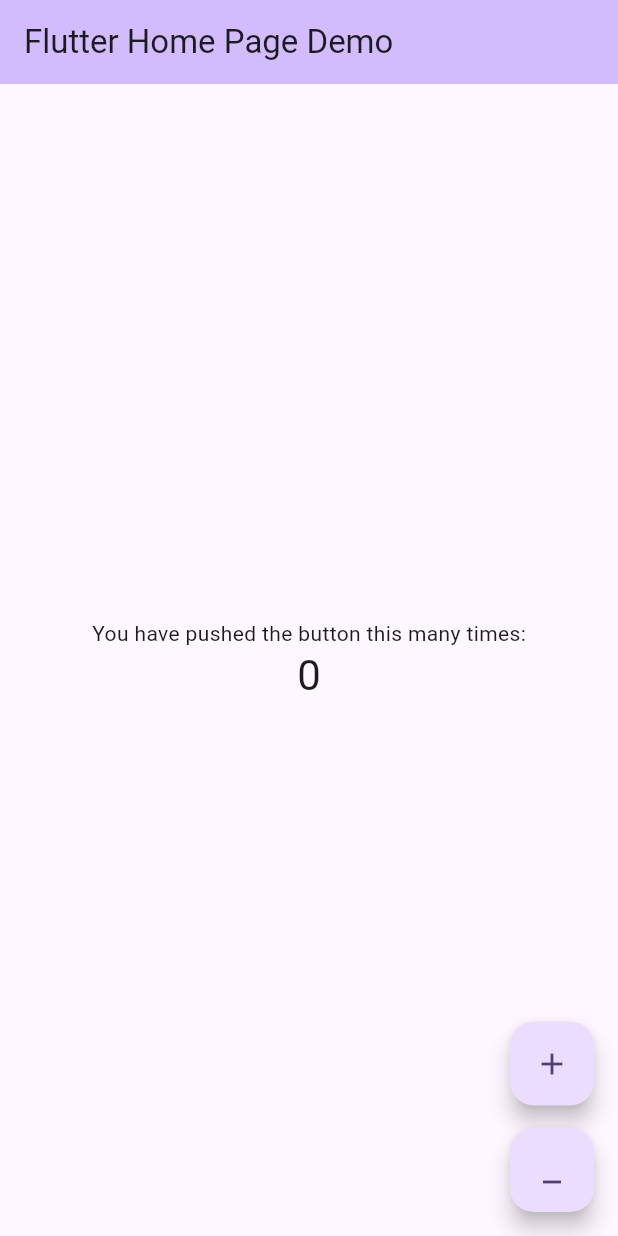
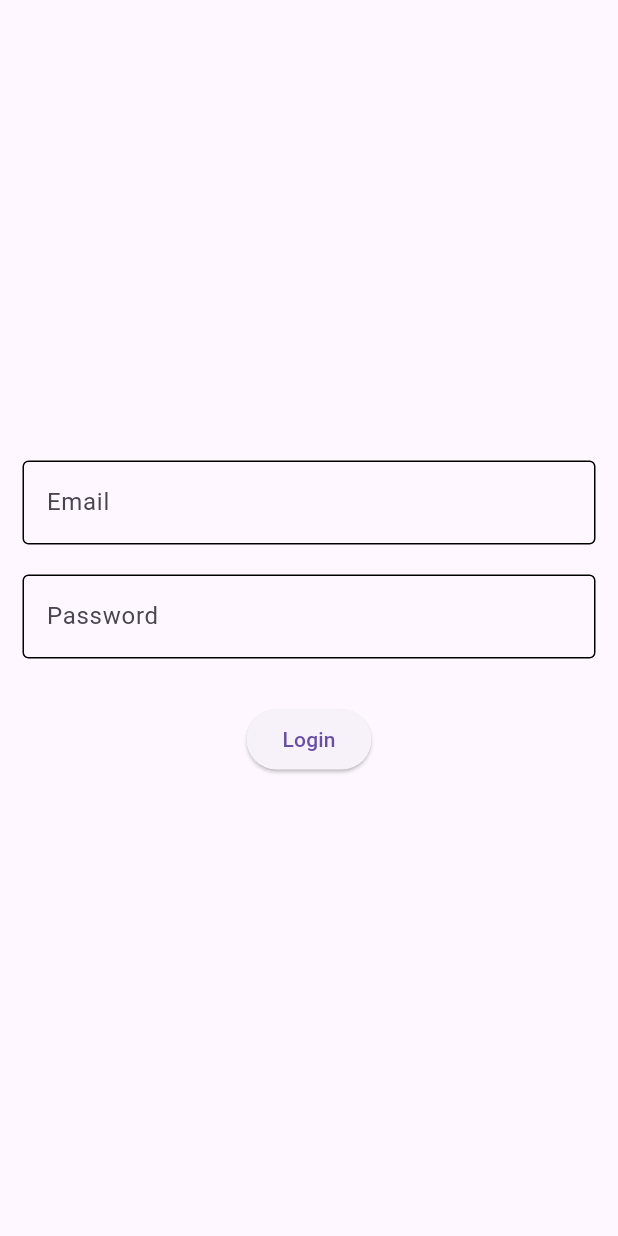
Before and after one commit to PankajCre04/Bloc, a Flutter app: the screen it shows after launch, on a phone screen of 412 x 824 dp. Run offline on Flutter 3.47's test engine with Material 3 defaults, Android fonts, the light colour scheme and no system bars; our stand-ins replace bloc, flutter_bloc.

Commit message:
Add files via upload
auth bloc

```diff
--- /dev/null
+++ b/lib/bloc/auth_bloc.dart
@@ -0,0 +1,28 @@
+import 'dart:async';
+
+import 'package:bloc/bloc.dart';
+import 'package:meta/meta.dart';
+
+part 'auth_event.dart';
+part 'auth_state.dart';
+
+class AuthBloc extends Bloc<AuthEvent, AuthState> {
+  AuthBloc() : super(AuthInitial()) {
+    on<AuthLoginButtonPresses>(_onAuthLoginButtonPressed);
+  }
+
+  void _onAuthLoginButtonPressed(
+      AuthLoginButtonPresses event, Emitter<AuthState> emit) async {
+    try {
+      emit(AuthLoading());
+      if (event.email.isEmpty || event.password.length < 6) {
+        return emit(AuthFailure("Uid not fetched"));
+      }
+      await Future.delayed(const Duration(seconds: 4), () {
+        return emit(AuthSuccess("Uid : 99737"));
+      });
+    } catch (error) {
+      return emit(AuthFailure("Uid not fetched"));
+    }
+  }
+}
--- /dev/null
+++ b/lib/bloc/auth_event.dart
@@ -0,0 +1,10 @@
+part of 'auth_bloc.dart';
+
+@immutable
+abstract class AuthEvent {}
+
+final class AuthLoginButtonPresses extends AuthEvent {
+  final String email;
+  final String password;
+  AuthLoginButtonPresses({required this.email, required this.password});
+}
--- /dev/null
+++ b/lib/bloc/auth_state.dart
@@ -0,0 +1,18 @@
+part of 'auth_bloc.dart';
+
+@immutable
+abstract class AuthState {}
+
+class AuthInitial extends AuthState {}
+
+class AuthSuccess extends AuthState {
+  final String msg;
+  AuthSuccess(this.msg);
+}
+
+class AuthFailure extends AuthState {
+  final String msg;
+  AuthFailure(this.msg);
+}
+
+class AuthLoading extends AuthState {}
--- /dev/null
+++ b/lib/login_screen.dart
@@ -0,0 +1,69 @@
+import 'package:flutter/material.dart';
+import 'package:flutter_bloc/flutter_bloc.dart';
+import 'package:mstblc/bloc/auth_bloc.dart';
+
+class LoginScreen extends StatelessWidget {
+  LoginScreen({super.key});
+
+  final TextEditingController _emailController = TextEditingController();
+  final TextEditingController _passwordController = TextEditingController();
+
+  @override
+  Widget build(BuildContext context) {
+    return Scaffold(
+      body: SizedBox(
+        width: double.infinity,
+        height: double.infinity,
+        child: Padding(
+          padding: const EdgeInsets.all(15.0),
+          child: Column(
+            mainAxisAlignment: MainAxisAlignment.center,
+            crossAxisAlignment: CrossAxisAlignment.center,
+            children: [
+              TextField(
+                controller: _emailController,
+                decoration: const InputDecoration(
+                  hintText: "Email",
+                  enabledBorder: OutlineInputBorder(),
+                  focusedBorder: OutlineInputBorder(),
+                ),
+              ),
+              const SizedBox(height: 20),
+              TextField(
+                controller: _passwordController,
+                decoration: const InputDecoration(
+                  hintText: "Password",
+                  enabledBorder: OutlineInputBorder(),
+                  focusedBorder: OutlineInputBorder(),
+                ),
+              ),
+              const SizedBox(height: 30),
+              BlocConsumer<AuthBloc, AuthState>(builder: (context, state) {
+                return ElevatedButton(
+                  onPressed: () {
+                    BlocProvider.of<AuthBloc>(context).add(
+                        AuthLoginButtonPresses(
+                            email: _emailController.text,
+                            password: _passwordController.text));
+                  },
+                  child: (state is AuthLoading)
+                      ? const CircularProgressIndicator()
+                      : const Text('Login'),
+                );
+              }, listener: (context, state) {
+                if (state is AuthFailure) {
+                  ScaffoldMessenger.of(context)
+                      .showSnackBar(SnackBar(content: Text(state.msg)));
+                }
+                if (state is AuthSuccess) {
+                  ScaffoldMessenger.of(context)
+                      .showSnackBar(SnackBar(content: Text(state.msg)));
+                }
+              })
+            ],
+          ),
+        ),
+      ),
+    );
+  }
+}
--- a/lib/main.dart
+++ b/lib/main.dart
@@ -1,9 +1,7 @@
 import 'package:flutter/material.dart';
 import 'package:flutter_bloc/flutter_bloc.dart';
-import 'package:mstblc/bloc/counter_bloc.dart';
-import 'package:mstblc/cubit/counter_cubit.dart';
-
-import 'home_page.dart';
+import 'package:mstblc/bloc/auth_bloc.dart';
+import 'package:mstblc/login_screen.dart';
 
 void main() {
   runApp(const MyApp());
@@ -14,18 +12,12 @@
 
   @override
   Widget build(BuildContext context) {
-    return MultiBlocProvider(
-      providers: [
-        BlocProvider(create: (_) => CounterBloc()),
-        BlocProvider(create: (_) => CounterCubit()),
-      ],
+    return BlocProvider(
+      create: (context) => AuthBloc(),
       child: MaterialApp(
         title: 'Flutter Demo',
-        theme: ThemeData(
-          colorScheme: ColorScheme.fromSeed(seedColor: Colors.deepPurple),
-          useMaterial3: true,
-        ),
-        home: MyHomePage(),
+        debugShowCheckedModeBanner: false,
+        home: LoginScreen(),
       ),
     );
   }
```
